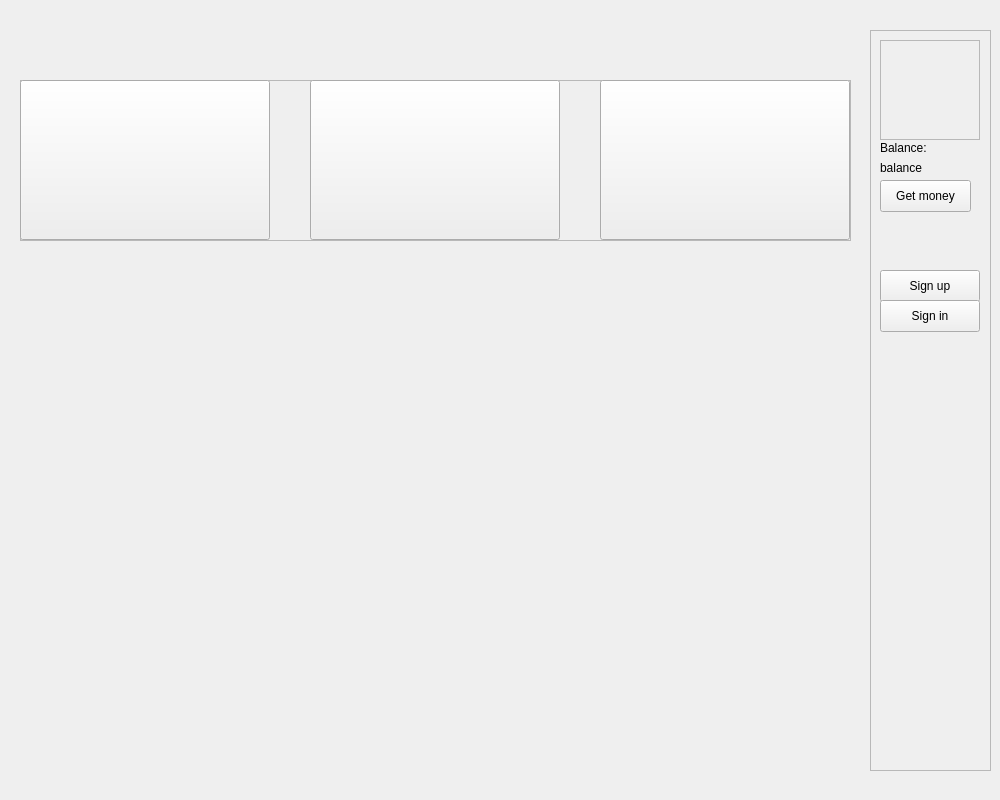
Above: mainwindow.ui from BlackHairHamster/CasinoNovoross before the change. Below: the same form after it.
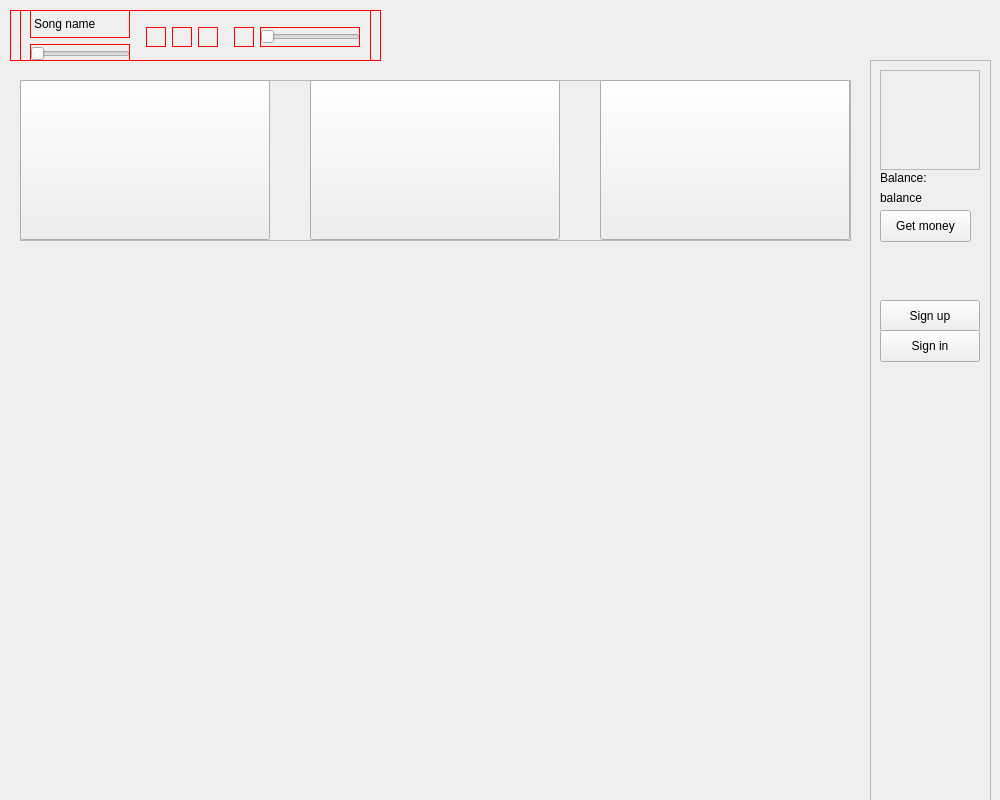
That is the form after the change. Icons and pictures are not drawn.

Diff of the .ui file:
```diff
--- a/mainwindow.ui
+++ b/mainwindow.ui
@@ -18,7 +18,7 @@
     <property name="geometry">
      <rect>
       <x>870</x>
-      <y>30</y>
+      <y>60</y>
       <width>121</width>
       <height>741</height>
      </rect>
@@ -210,6 +210,144 @@
      <bool>true</bool>
     </property>
    </widget>
+   <widget class="QWidget" name="widget" native="true">
+    <property name="geometry">
+     <rect>
+      <x>10</x>
+      <y>10</y>
+      <width>371</width>
+      <height>51</height>
+     </rect>
+    </property>
+    <property name="styleSheet">
+     <string notr="true">border: 1px solid; border-color:red;</string>
+    </property>
+    <widget class="QWidget" name="">
+     <property name="geometry">
+      <rect>
+       <x>10</x>
+       <y>0</y>
+       <width>351</width>
+       <height>54</height>
+      </rect>
+     </property>
+     <layout class="QHBoxLayout" name="horizontalLayout_4">
+      <item>
+       <layout class="QVBoxLayout" name="verticalLayout">
+        <item>
+         <widget class="QLabel" name="songNameLabel">
+          <property name="text">
+           <string>Song name</string>
+          </property>
+         </widget>
+        </item>
+        <item>
+         <layout class="QHBoxLayout" name="horizontalLayout_3">
+          <item>
+           <widget class="QSlider" name="songPosSlider">
+            <property name="minimumSize">
+             <size>
+              <width>100</width>
+              <height>20</height>
+             </size>
+            </property>
+            <property name="maximumSize">
+             <size>
+              <width>100</width>
+              <height>20</height>
+             </size>
+            </property>
+            <property name="orientation">
+             <enum>Qt::Horizontal</enum>
+            </property>
+           </widget>
+          </item>
+         </layout>
+        </item>
+       </layout>
+      </item>
+      <item>
+       <layout class="QHBoxLayout" name="horizontalLayout">
+        <item>
+         <widget class="QPushButton" name="songPrevButton">
+          <property name="maximumSize">
+           <size>
+            <width>20</width>
+            <height>20</height>
+           </size>
+          </property>
+          <property name="text">
+           <string/>
+          </property>
+         </widget>
+        </item>
+        <item>
+         <widget class="QPushButton" name="songPlayButton">
+          <property name="maximumSize">
+           <size>
+            <width>20</width>
+            <height>20</height>
+           </size>
+          </property>
+          <property name="text">
+           <string/>
+          </property>
+         </widget>
+        </item>
+        <item>
+         <widget class="QPushButton" name="songNextButton">
+          <property name="maximumSize">
+           <size>
+            <width>20</width>
+            <height>20</height>
+           </size>
+          </property>
+          <property name="text">
+           <string/>
+          </property>
+         </widget>
+        </item>
+       </layout>
+      </item>
+      <item>
+       <layout class="QHBoxLayout" name="horizontalLayout_2">
+        <item>
+         <widget class="QPushButton" name="songVolButton">
+          <property name="maximumSize">
+           <size>
+            <width>20</width>
+            <height>20</height>
+           </size>
+          </property>
+          <property name="text">
+           <string/>
+          </property>
+         </widget>
+        </item>
+        <item>
+         <widget class="QSlider" name="songVolSlider">
+          <property name="minimumSize">
+           <size>
+            <width>100</width>
+            <height>20</height>
+           </size>
+          </property>
+          <property name="maximumSize">
+           <size>
+            <width>100</width>
+            <height>20</height>
+           </size>
+          </property>
+          <property name="orientation">
+           <enum>Qt::Horizontal</enum>
+          </property>
+         </widget>
+        </item>
+       </layout>
+      </item>
+     </layout>
+    </widget>
+   </widget>
   </widget>
  </widget>
  <resources>
```
Left out of the diff: 6 changed lines with no effect on the pictures.
